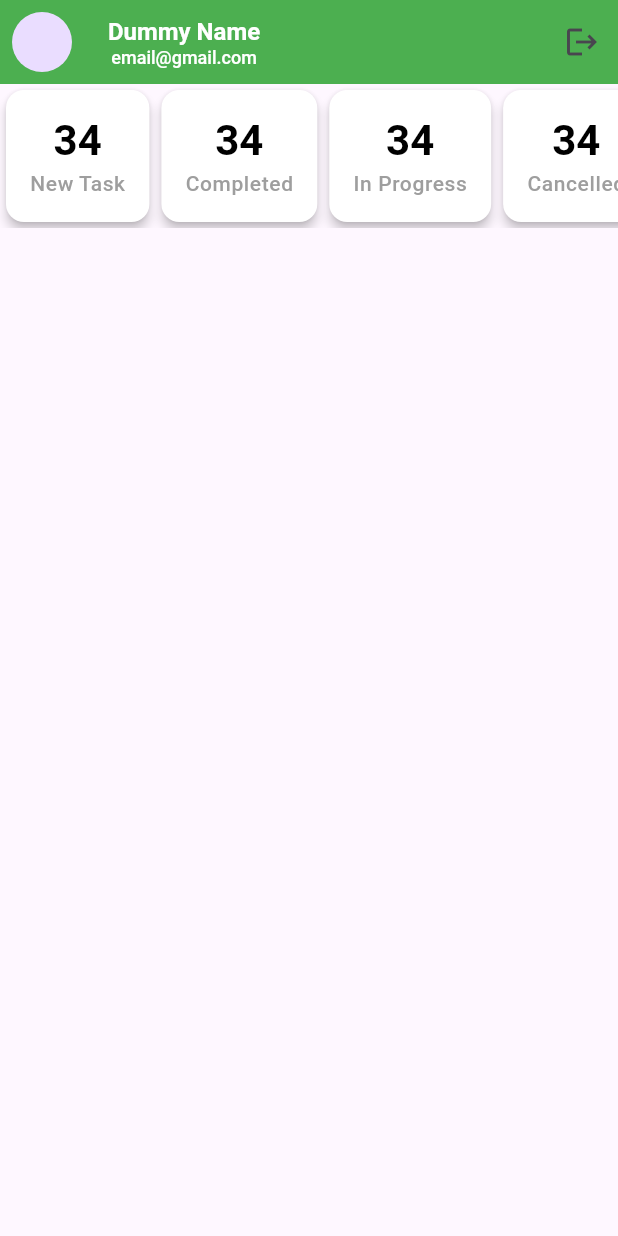
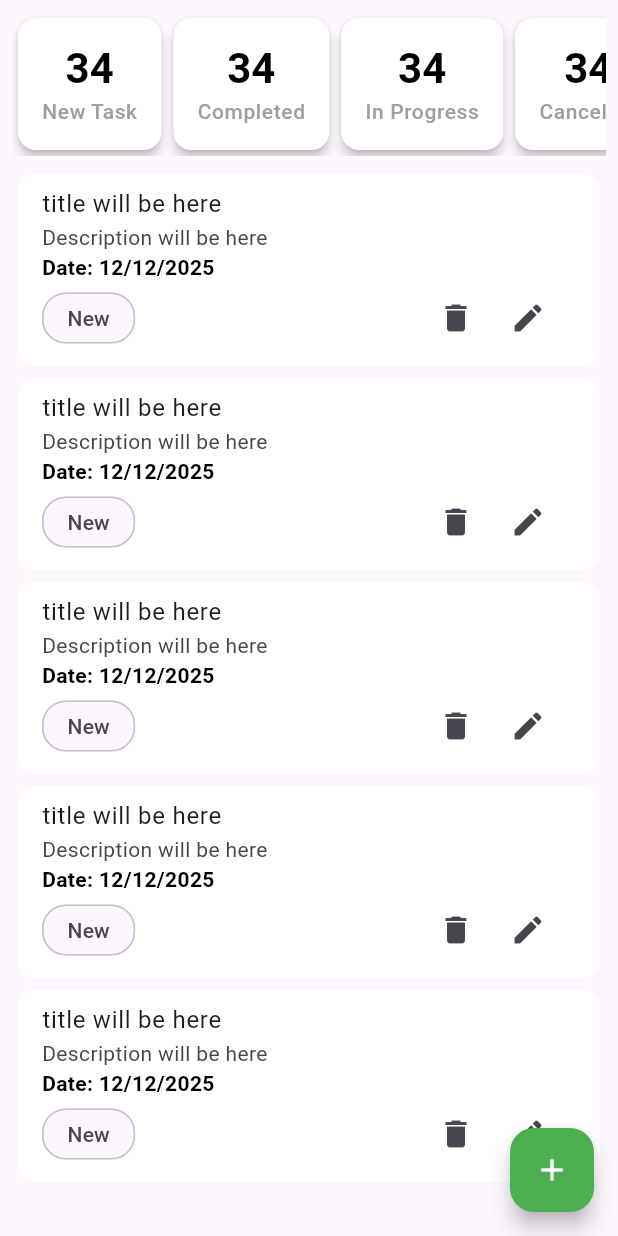
Before and after one commit to SohelRana-CSE/Task_Manager, a Flutter app: the NewTaskScreen screen opened directly, on a phone screen of 412 x 824 dp. Run offline on Flutter 3.47's test engine with Material 3 defaults, Android fonts, the phone set to English and light mode, and no system bars; our stand-ins replace cached_network_image, flutter_svg, pin_code_fields; missing offline and left inert: dart:ffi.

Commit message:
bottom nav bar screens completed commit

```diff
--- a/lib/ui/screens/main_bottom_nav_screen.dart
+++ b/lib/ui/screens/main_bottom_nav_screen.dart
@@ -4,6 +4,9 @@ import 'package:task_manager/ui/screens/completed_task_screen.dart';
 import 'package:task_manager/ui/screens/in_progress_task_screen.dart';
 import 'package:task_manager/ui/screens/new_task_screen.dart';
 import 'package:task_manager/ui/utility/app_colors.dart';
+
+import '../widgets/profile_appbar.dart';
+
 
 class MainBottomNavScreen extends StatefulWidget {
   const MainBottomNavScreen({super.key});
@@ -25,6 +28,7 @@ class _MainBottomNavScreenState extends State<MainBottomNavScreen> {
   @override
   Widget build(BuildContext context) {
     return Scaffold(
+      appBar: profileAppBar(),
       body: _screens[_selectedIndex],
       bottomNavigationBar: BottomNavigationBar(
         currentIndex: _selectedIndex,
--- a/lib/ui/screens/new_task_screen.dart
+++ b/lib/ui/screens/new_task_screen.dart
@@ -1,5 +1,7 @@
 import 'package:flutter/material.dart';
-import '../widgets/profile_appbar.dart';
+import 'package:task_manager/ui/screens/add_new_task_screen.dart';
+import 'package:task_manager/ui/utility/app_colors.dart';
+import '../widgets/task_item.dart';
 import '../widgets/task_summary_card.dart';
 
 class NewTaskScreen extends StatefulWidget {
@@ -13,13 +15,37 @@ class _NewTaskScreenState extends State<NewTaskScreen> {
   @override
   Widget build(BuildContext context) {
     return Scaffold(
-      appBar: profileAppBar(),
-      body: Column(
+      floatingActionButton: FloatingActionButton(
+        onPressed: _onTapAddButton,
+        backgroundColor: AppColors.themeColor,
+        foregroundColor: Colors.white,
+        child: const Icon(Icons.add),
+      ),
+      body: Padding(
+        padding: const EdgeInsets.only(top: 8.0, left: 8.0, right: 8.0),
+        child: Column(
           children: [
-          _buildSummarySection()
+            _buildSummarySection(),
+            const SizedBox(
+              height: 8,
+            ),
+            Expanded(
+              child: ListView.builder(
+                itemCount: 5,
+                itemBuilder: (context, index) {
+                  return const TaskItem();
+                },
+              ),
+            ),
           ],
         ),
+      ),
     );
+  }
+
+  void _onTapAddButton() {
+    Navigator.push(context,
+        MaterialPageRoute(builder: (context) => const AddNewTaskScreen()));
   }
 
   Widget _buildSummarySection() {
--- a/lib/ui/widgets/profile_appbar.dart
+++ b/lib/ui/widgets/profile_appbar.dart
@@ -1,4 +1,5 @@
 import 'package:flutter/material.dart';
+
 import '../utility/app_colors.dart';
 
 AppBar profileAppBar() {
--- /dev/null
+++ b/lib/ui/widgets/task_item.dart
@@ -0,0 +1,53 @@
+import 'package:flutter/material.dart';
+
+class TaskItem extends StatelessWidget {
+  const TaskItem({
+    super.key,
+  });
+
+  @override
+  Widget build(BuildContext context) {
+    return Card(
+      elevation: 0,
+      color: Colors.white,
+      child: ListTile(
+        title: Text("title will be here"),
+        subtitle: Column(
+          crossAxisAlignment: CrossAxisAlignment.start,
+          children: [
+            Text('Description will be here'),
+            Text(
+              'Date: 12/12/2025',
+              style: TextStyle(
+                color: Colors.black,
+                fontWeight: FontWeight.w600,
+              ),
+            ),
+            Row(
+              mainAxisAlignment: MainAxisAlignment.spaceBetween,
+              children: [
+                Chip(
+                  label: const Text('New'),
+                  shape: RoundedRectangleBorder(
+                    borderRadius: BorderRadius.circular(16),
+                  ),
+                  padding: const EdgeInsets.symmetric(
+                      horizontal: 8, vertical: 2),
+                ),
+                //ButtonBar
+                OverflowBar(
+                  children: [
+                    IconButton(
+                        onPressed: () {}, icon: Icon(Icons.delete)),
+                    IconButton(
+                        onPressed: () {}, icon: Icon(Icons.edit)),
+                  ],
+                )
+              ],
+            )
+          ],
+        ),
+      ),
+    );
+  }
+}
```
Also changed, not shown: lib/ui/screens/add_new_task_screen.dart (added, +55 -0 lines), lib/ui/screens/cancelled_task_screen.dart (+9 -1 lines), lib/ui/screens/completed_task_screen.dart (+9 -1 lines), lib/ui/screens/in_progress_task_screen.dart (+9 -1 lines). Lines whose indentation alone changed are shown as unchanged.
